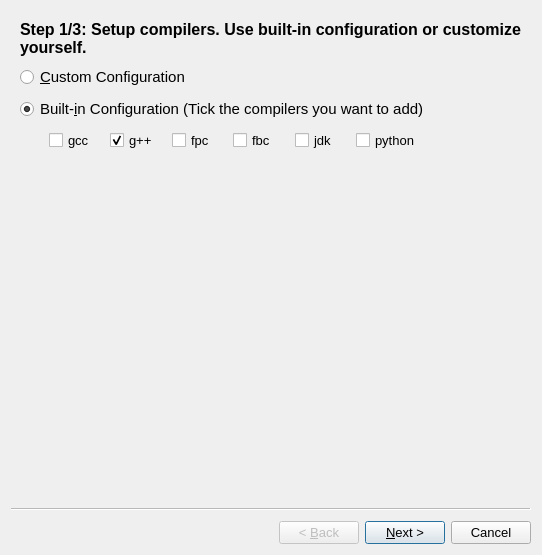
First picture: the form in forms/addcompilerwizard.ui, repository Project-LemonLime/Project_LemonLime, before the edit.
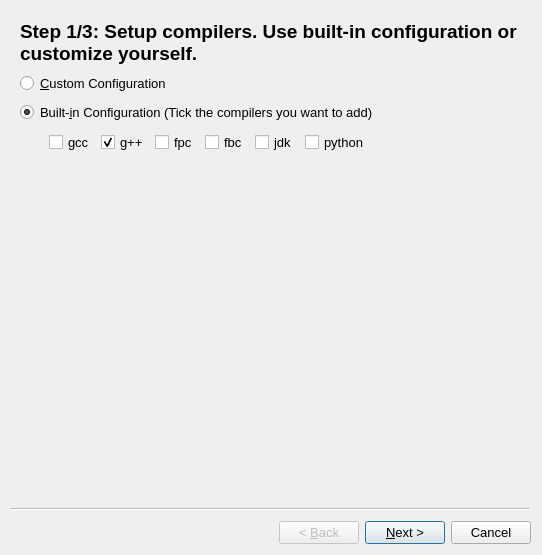
Second picture: the form after the edit.

Patch:
```diff
--- a/forms/addcompilerwizard.ui
+++ b/forms/addcompilerwizard.ui
@@ -16,12 +16,14 @@
     <height>450</height>
    </size>
   </property>
+  <property name="font">
+   <font>
+    <pointsize>10</pointsize>
+   </font>
+  </property>
   <property name="windowTitle">
    <string>Add Compilers Wizard</string>
   </property>
-  <property name="styleSheet">
-   <string notr="true">font-size:10pt;</string>
-  </property>
   <widget class="QWizardPage" name="selectTypePage">
    <layout class="QVBoxLayout" name="verticalLayout_6">
     <property name="spacing">
@@ -29,8 +31,12 @@
     </property>
     <item>
      <widget class="QLabel" name="stepOneLabel">
-      <property name="styleSheet">
-       <string notr="true">font-size:12pt;font-weight:bold;</string>
+      <property name="font">
+       <font>
+        <pointsize>14</pointsize>
+        <weight>75</weight>
+        <bold>true</bold>
+       </font>
       </property>
       <property name="text">
        <string>Step 1/3: Setup compilers. Use built-in configuration or customize yourself.</string>
@@ -49,8 +55,10 @@
         </property>
         <item>
          <widget class="QRadioButton" name="customRadioButton">
-          <property name="styleSheet">
-           <string notr="true">font-size:11pt;</string>
+          <property name="font">
+           <font>
+            <pointsize>10</pointsize>
+           </font>
           </property>
           <property name="text">
            <string>&amp;Custom Configuration</string>
@@ -64,8 +72,10 @@
           </property>
           <item>
            <widget class="QRadioButton" name="builtinRadioButton">
-            <property name="styleSheet">
-             <string notr="true">font-size:11pt;</string>
+            <property name="font">
+             <font>
+              <pointsize>10</pointsize>
+             </font>
             </property>
             <property name="text">
              <string>Built-&amp;in Configuration (Tick the compilers you want to add)</string>
@@ -104,8 +114,10 @@
               <layout class="QHBoxLayout" name="horizontalLayout">
                <item>
                 <widget class="QCheckBox" name="gccCheck">
-                 <property name="styleSheet">
-                  <string notr="true">font-size:10pt;</string>
+                 <property name="font">
+                  <font>
+                   <pointsize>10</pointsize>
+                  </font>
                  </property>
                  <property name="text">
                   <string notr="true">gcc</string>
@@ -117,8 +129,10 @@
                </item>
                <item>
                 <widget class="QCheckBox" name="gppCheck">
-                 <property name="styleSheet">
-                  <string notr="true">font-size:10pt;</string>
+                 <property name="font">
+                  <font>
+                   <pointsize>10</pointsize>
+                  </font>
                  </property>
                  <property name="text">
                   <string notr="true">g++</string>
@@ -130,8 +144,10 @@
                </item>
                <item>
                 <widget class="QCheckBox" name="fpcCheck">
-                 <property name="styleSheet">
-                  <string notr="true">font-size:10pt;</string>
+                 <property name="font">
+                  <font>
+                   <pointsize>10</pointsize>
+                  </font>
                  </property>
                  <property name="text">
                   <string notr="true">fpc</string>
@@ -143,8 +159,10 @@
                </item>
                <item>
                 <widget class="QCheckBox" name="fbcCheck">
-                 <property name="styleSheet">
-                  <string notr="true">font-size:10pt;</string>
+                 <property name="font">
+                  <font>
+                   <pointsize>10</pointsize>
+                  </font>
                  </property>
                  <property name="text">
                   <string notr="true">fbc</string>
@@ -153,8 +171,10 @@
                </item>
                <item>
                 <widget class="QCheckBox" name="jdkCheck">
-                 <property name="styleSheet">
-                  <string notr="true">font-size:10pt;</string>
+                 <property name="font">
+                  <font>
+                   <pointsize>10</pointsize>
+                  </font>
                  </property>
                  <property name="text">
                   <string notr="true">jdk</string>
@@ -163,8 +183,10 @@
                </item>
                <item>
                 <widget class="QCheckBox" name="pythonCheck">
-                 <property name="styleSheet">
-                  <string notr="true">font-size:10pt;</string>
+                 <property name="font">
+                  <font>
+                   <pointsize>10</pointsize>
+                  </font>
                  </property>
                  <property name="text">
                   <string notr="true">python</string>
```
Left out of the diff: 183 changed lines with no effect on the pictures.
